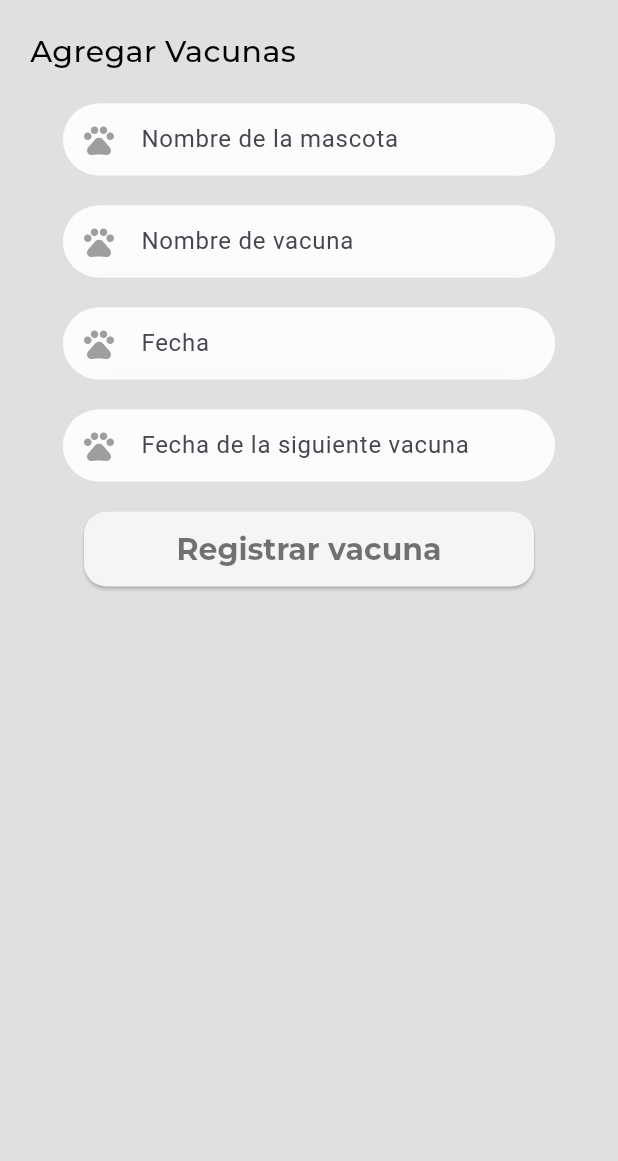
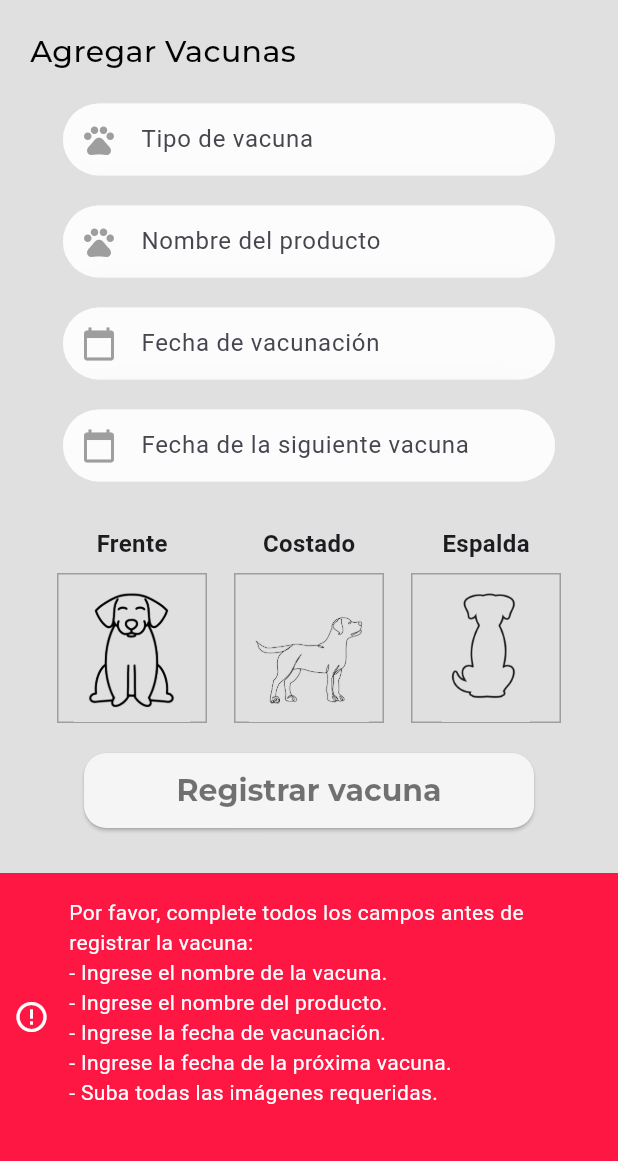
Before and after one commit to Paoli99/PawControl, a Flutter app: the AddVaccines screen opened directly with empty values, after a tap on "Registrar vacuna", on a phone screen of 412 x 824 dp, the part 75-1236 px from its top. Run offline on Flutter 3.47's test engine with Material 3 defaults, Android fonts, the phone set to English and light mode, and no system bars; drawn by our look-alikes of another_flushbar; our stand-ins replace cloud_firestore, firebase_auth, firebase_core, firebase_storage, font_awesome_flutter, google_fonts and 1 more; missing offline and left inert: firebase_app_check; accounts and stored records are empty; network calls fail.

Commit message:
user can now add vaccines with their pets picture

```diff
--- a/lib/constants/asset_images.dart
+++ b/lib/constants/asset_images.dart
@@ -5,4 +5,8 @@ class AssetsImages {
   final String logo = "$_imagesPath/animalLogo.png";
 
   final String lock = "$_imagesPath/lock.png";
+
+  final String back = "$_imagesPath/BackDog.png";
+  final String front = "$_imagesPath/FrontDog.png";
+  final String side = "$_imagesPath/SideDog.png";
 }
--- a/lib/constants/colors.dart
+++ b/lib/constants/colors.dart
@@ -66,7 +66,7 @@ abstract class ColorsApp {
   }
 
   static Color get grey400 {
-    return const Color(0xFFBDBDBD);
+    return Color(0xFFBDBDBD);
   }
 
   static Color get grey800 {
--- a/lib/constants/constants.dart
+++ b/lib/constants/constants.dart
@@ -1,10 +1,6 @@
-// ignore_for_file: use_build_context_synchronously, unnecessary_null_comparison
-
-import 'dart:io';
-
+// ignore_for_file: use_build_context_synchronously, unnecessary_null_comparison, prefer_const_constructors, unnecessary_string_interpolations, avoid_print, use_rethrow_when_possible
 import 'package:another_flushbar/flushbar.dart';
 import 'package:cloud_firestore/cloud_firestore.dart';
-import 'package:firebase_storage/firebase_storage.dart';
 import 'package:flutter/material.dart';
 import 'package:pawcontrol/constants/colors.dart';
 
@@ -265,3 +261,35 @@ Future<bool> validateLostPetForm({
     return true;
   }
 }
+
+Future<bool> validateVaccineForm({
+  required BuildContext context,
+  required String vaccineName,
+  required String productName,
+  required String vaccineDate,
+  required String nextVaccineDate,
+  required List<String> imageUrls,
+}) async {
+  if (vaccineName.isEmpty || productName.isEmpty || vaccineDate.isEmpty || nextVaccineDate.isEmpty || imageUrls.any((url) => url.isEmpty)) {
+    String errorMessage = "Por favor, complete todos los campos antes de registrar la vacuna:\n";
+    if (vaccineName.isEmpty) {
+      errorMessage += "- Ingrese el nombre de la vacuna.\n";
+    }
+    if (productName.isEmpty) {
+      errorMessage += "- Ingrese el nombre del producto.\n";
+    }
+    if (vaccineDate.isEmpty) {
+      errorMessage += "- Ingrese la fecha de vacunación.\n";
+    }
+    if (nextVaccineDate.isEmpty) {
+      errorMessage += "- Ingrese la fecha de la próxima vacuna.\n";
+    }
+    if (imageUrls.any((url) => url.isEmpty)) {
+      errorMessage += "- Suba todas las imágenes requeridas.\n";
+    }
+    showMessage(context, errorMessage);
+    return false;
+  }
+  showGoodMessage(context, "Vacuna registrada exitosamente.");
+  return true;
+}
--- a/lib/constants/datePicker.dart
+++ b/lib/constants/datePicker.dart
@@ -1,3 +1,5 @@
+// ignore_for_file: unused_local_variable, prefer_const_constructors
+
 import 'package:flutter/material.dart';
 import 'package:intl/intl.dart';
 import 'package:pawcontrol/constants/colors.dart';
--- a/lib/constants/textInputFields.dart
+++ b/lib/constants/textInputFields.dart
@@ -1,5 +1,6 @@
+// ignore_for_file: file_names, prefer_const_constructors
+
 import 'package:flutter/material.dart';
-import 'package:pawcontrol/constants/buttons.dart';
 import 'package:pawcontrol/constants/colors.dart';
 
 class TextInputFields extends StatelessWidget {
--- a/lib/firebase/firebase_firestore/publishFoundPet.dart
+++ b/lib/firebase/firebase_firestore/publishFoundPet.dart
@@ -1,6 +1,6 @@
-import 'dart:io';
+// ignore_for_file: use_build_context_synchronously
+
 import 'package:flutter/material.dart';
-import 'package:firebase_storage/firebase_storage.dart';
 import 'package:cloud_firestore/cloud_firestore.dart';
 import 'package:pawcontrol/constants/constants.dart';
 
--- a/lib/screens/pets/addPets.dart
+++ b/lib/screens/pets/addPets.dart
@@ -41,6 +41,8 @@ class _AddPetsState extends State<AddPets> {
     'Pequines Albino'
     'Yorkshire Terrier',
     'Chapi',
+    'Pincher',
+    'Schnauzer',
     'Otra',
   ];
 
--- a/lib/screens/pets/addVaccines.dart
+++ b/lib/screens/pets/addVaccines.dart
@@ -1,17 +1,16 @@
-// ignore_for_file: prefer_const_constructors
+// ignore_for_file: prefer_const_constructors, library_private_types_in_public_api, override_on_non_overriding_member, annotate_overrides, use_build_context_synchronously
 
+import 'package:firebase_auth/firebase_auth.dart';
 import 'package:flutter/material.dart';
 import 'package:pawcontrol/constants/colors.dart';
-import 'package:pawcontrol/constants/dropListView.dart';
+import 'package:pawcontrol/constants/constants.dart';
 import 'package:pawcontrol/constants/fonts.dart';
+import 'package:pawcontrol/constants/routes.dart';
 import 'package:pawcontrol/constants/textInputFields.dart';
-import 'package:pawcontrol/firebase/firebase_firestore/getPetInfo.dart';
-import 'package:pawcontrol/screens/home/home.dart';
-import 'package:pawcontrol/screens/home/profile.dart';
-import 'package:pawcontrol/screens/home/search.dart';
+import 'package:pawcontrol/firebase/firebase_firestore/addVacinesInfo.dart';
 import 'package:pawcontrol/screens/pets/pets.dart';
+import 'package:pawcontrol/screens/pets/viewVaccines.dart';
 import 'package:pawcontrol/widgets/header/header.dart';
-import 'package:pawcontrol/widgets/pictures/addPicture.dart';
 import 'package:pawcontrol/widgets/primary_buttons/primary_button.dart';
 
 class AddVaccines extends StatefulWidget {
@@ -24,20 +23,87 @@ class AddVaccines extends StatefulWidget {
 }
 
 class _AddVaccinesState extends State<AddVaccines> {
-
-
-  TextEditingController vaccineNameController = TextEditingController();
+  TextEditingController vaccineController = TextEditingController();
+  TextEditingController productNameController = TextEditingController();
   TextEditingController vaccineDateController = TextEditingController();
   TextEditingController nextVaccineDateController = TextEditingController();
+  List<String> imageUrls = ['','',''];
+  bool _isPickerActive = false;
 
+  String? userId;
+
+  @override
+  void initState() {
+    super.initState();
+    getUserId();
+  }
+
+  void getUserId() {
+    User? user = FirebaseAuth.instance.currentUser;
+    if (user != null) {
+      userId = user.uid;
+    }
+  }
 
   @override
   void navigateBack(BuildContext context) {
-  Navigator.push(
-    context,
-    MaterialPageRoute(builder: (context) => Pets(petId: widget.petId,)),
+    Navigator.push(
+      context,
+      MaterialPageRoute(builder: (context) => ViewVaccines(petId: widget.petId)),
+    );
+  }
+
+  Future<void> handleImageSelection(int index) async {
+    if(_isPickerActive) return;
+
+    setState(() {
+      _isPickerActive = true;
+    });
+
+    String? imageUrl = await AddVaccinesInfo.pickAndUploadImage(widget.petId, index.toString());
+    if (imageUrl != null) {
+      setState(() {
+        imageUrls[index] = imageUrl;
+      });
+    }
+
+    setState(() {
+      _isPickerActive = false;
+    });
+  }
+
+Widget imagePlaceholder(int index, String title, String defaultImagePath) {
+  bool isBackImage = index == 2;
+  double imageSize = isBackImage ? 100 : 100;
+  return Column(
+    children: [
+      Text(title, style: TextStyle(fontSize: 16, fontWeight: FontWeight.bold)),
+      SizedBox(height: 8),
+      InkWell(
+        onTap: () => handleImageSelection(index),
+        child: Container(
+          width: 100,
+          height: 100,
+          decoration: BoxDecoration(
+            color: Colors.grey[300],
+            border: Border.all(color: Colors.grey),
+          ),
+          child: Center(
+            child: imageUrls[index].isEmpty
+                ? Image.asset(
+                    defaultImagePath,
+                    fit: BoxFit.contain,
+                    width: imageSize,
+                    height: imageSize
+                  )
+                : Image.network(imageUrls[index], fit: BoxFit.cover),
+          ),
+        ),
+      ),
+    ],
   );
-  }
+}
+
   Widget build(BuildContext context) {
     return SafeArea(
       child: Scaffold(
@@ -50,56 +116,58 @@ class _AddVaccinesState extends State<AddVaccines> {
                 child: Column(
                   crossAxisAlignment: CrossAxisAlignment.start,
                   children: [
-                    Text(
-                            'Agregar Vacunas',
-                            style: TextsFont.tituloNames,
-                          ),
+                    Text('Agregar Vacunas', style: TextsFont.tituloNames),
                     SizedBox(height: 20),
-                    TextInputFields(
-                      controller: vaccineNameController,
-                      hintText: 'Nombre de la mascota',
-                      prefixIcon: Icon(
-                        Icons.pets_outlined,
-                        color: Colors.grey,
-                      ),
-                      backgroundColor: ColorsApp.white70,
-                    ),
+                    TextInputFields(controller: vaccineController, hintText: 'Tipo de vacuna', prefixIcon: Icon(Icons.pets_outlined, color: Colors.grey), backgroundColor: ColorsApp.white70),
                     SizedBox(height: 20),
-                    TextInputFields(
-                      controller: vaccineDateController,
-                      hintText: 'Nombre de vacuna',
-                      prefixIcon: Icon(
-                        Icons.pets_outlined,
-                        color: Colors.grey,
-                      ),
-                      backgroundColor: ColorsApp.white70,
-                    ),
+                    TextInputFields(controller: productNameController, hintText: 'Nombre del producto', prefixIcon: Icon(Icons.pets_outlined, color: Colors.grey), backgroundColor: ColorsApp.white70),
                     SizedBox(height: 20),
-                    TextInputFields(
-                      controller: vaccineDateController,
-                      hintText: 'Fecha',
-                      prefixIcon: Icon(
-                        Icons.pets_outlined,
-                        color: Colors.grey,
-                      ),
-                      backgroundColor: ColorsApp.white70,
-                    ),
+                    TextInputFields(controller: vaccineDateController, hintText: 'Fecha de vacunación', prefixIcon: Icon(Icons.calendar_today, color: Colors.grey), backgroundColor: ColorsApp.white70),
                     SizedBox(height: 20),
-                    TextInputFields(
-                      controller: nextVaccineDateController,
-                      hintText: 'Fecha de la siguiente vacuna',
-                      prefixIcon: Icon(
-                        Icons.pets_outlined,
-                        color: Colors.grey,
-                      ),
-                      backgroundColor: ColorsApp.white70,
+                    TextInputFields(controller: nextVaccineDateController, hintText: 'Fecha de la siguiente vacuna', prefixIcon: Icon(Icons.calendar_today, color: Colors.grey), backgroundColor: ColorsApp.white70),
+                    SizedBox(height: 30),
+                    Row(
+                      mainAxisAlignment: MainAxisAlignment.spaceEvenly,
+                      children: [
+                        imagePlaceholder(0, 'Frente', 'assets/icons/FrontDog.png'),
+                        imagePlaceholder(1, 'Costado', 'assets/icons/SideDog.png'),
+                        imagePlaceholder(2, 'Espalda', 'assets/icons/BackDog.png'),
+                      ],
                     ),
                     SizedBox(height: 20),
                     Center(
                       child: PrimaryButton(
                         title: 'Registrar vacuna',
-                        onPressed: ()  {
-                        },
+                        onPressed: () async {
+                        bool isValid = await validateVaccineForm(
+                          context: context,
+                          vaccineName: vaccineController.text,
+                          productName: productNameController.text,
+                          vaccineDate: vaccineDateController.text,
+                          nextVaccineDate: nextVaccineDateController.text,
+                          imageUrls: imageUrls,
+                        );
+
+                        if (isValid) {
+                          bool success = await AddVaccinesInfo.registerVaccine(
+                            userId: userId!,
+                            petId: widget.petId,
+                            vaccineName: vaccineController.text,
+                            productName: productNameController.text,
+                            vaccineDate: vaccineDateController.text,
+                            nextVaccineDate: nextVaccineDateController.text,
+                            imageUrls: imageUrls,
+                          );
+
+                          if (success) {
+                            Routes.instance.pushAndRemoveUntil(
+                              widget: ViewVaccines(petId: widget.petId,),
+                              context: context,
+                            );
+                          }
+                        }
+                      },
+
                       ),
                     ),
                   ],
@@ -110,7 +178,5 @@ class _AddVaccinesState extends State<AddVaccines> {
         ),
       ),
     );
-
-
+  }
 }
-}
--- a/lib/screens/pets/petFoundForm.dart
+++ b/lib/screens/pets/petFoundForm.dart
@@ -55,6 +55,8 @@ class _PetFoundFormState extends State<PetFoundForm> {
     'Yorkshire Terrier',
     'Pequines Albino',
     'Chapi',
+    'Pincher',
+    'Schnauzer',
     'Otra',
   ];
 
--- a/lib/screens/pets/pets.dart
+++ b/lib/screens/pets/pets.dart
@@ -10,6 +10,7 @@ import 'package:pawcontrol/screens/pets/addVetVisit.dart';
 import 'package:pawcontrol/screens/pets/editPetProfile.dart';
 import 'package:pawcontrol/screens/pets/petClinicHistory.dart';
 import 'package:pawcontrol/screens/pets/petLostForm.dart';
+import 'package:pawcontrol/screens/pets/viewVaccines.dart';
 import 'package:pawcontrol/widgets/header/header.dart';
 import 'package:pawcontrol/widgets/secondary_buttons/roundButtons.dart';
 import 'package:pawcontrol/firebase/firebase_firestore/getPetInfo.dart';
@@ -113,7 +114,7 @@ class _PetsState extends State<Pets> {
                           RoundButton(
                             onPressed: () {
                               Routes.instance.pushAndRemoveUntil(
-                              widget: AddVaccines(petId: widget.petId,),
+                              widget: ViewVaccines(petId: widget.petId,),
                               context: context,
                               );
                             },
--- a/pubspec.yaml
+++ b/pubspec.yaml
@@ -79,6 +79,9 @@ flutter:
      - assets/icons/PawControl.png
      - assets/icons/animalLogo.png
      - assets/icons/lock.png
+     - assets/icons/BackDog.png
+     - assets/icons/FrontDog.png
+     - assets/icons/SideDog.png
   #   - images/a_dot_ham.jpeg
 
   # An image asset can refer to one or more resolution-specific "variants", see
```
Also changed, not shown: lib/firebase/firebase_firestore/addPetsInfo.dart (+2 -6 lines), lib/firebase/firebase_firestore/addVacinesInfo.dart (added, +73 -0 lines), lib/screens/pets/viewVaccines.dart (added, +90 -0 lines), assets/icons/BackDog.png (added), assets/icons/FrontDog.png (added), assets/icons/SideDog.png (added).
